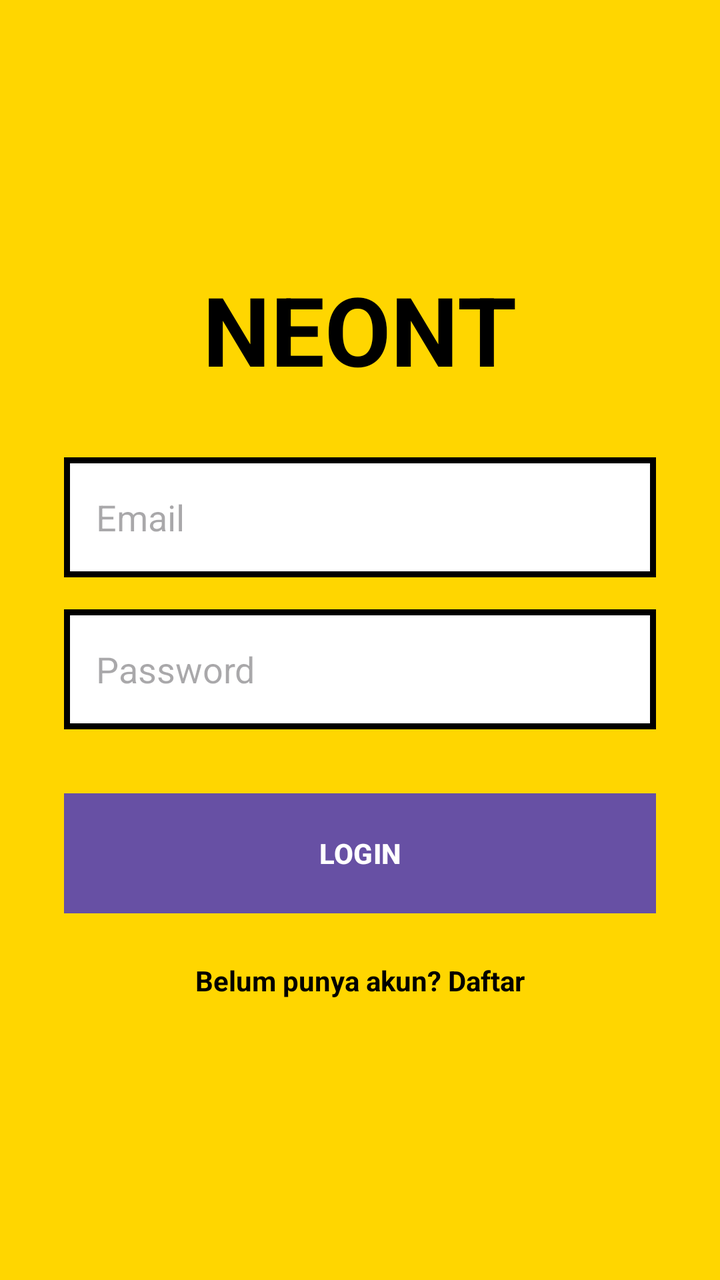
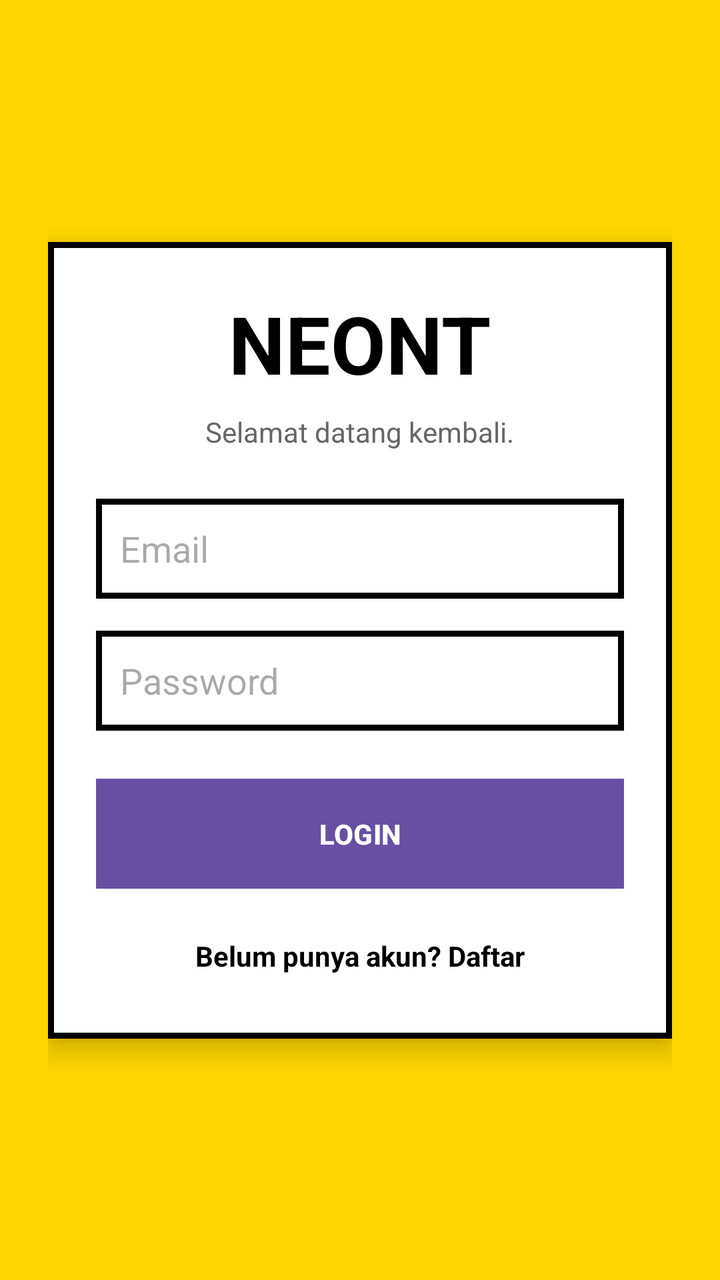

An Android layout rendered at two revisions. The XML below is the earlier revision; the diff shows what the commit changed to produce the second picture.
<!-- AndroidManifest.xml: application theme Theme.Material3.DayNight.NoActionBar -->
<!-- res/layout/activity_main.xml -->
<?xml version="1.0" encoding="utf-8"?>
<LinearLayout xmlns:android="http://schemas.android.com/apk/res/android"
    android:layout_width="match_parent"
    android:layout_height="match_parent"
    android:background="@color/nb_background"
    android:orientation="vertical"
    android:padding="32dp"
    android:gravity="center">

    <TextView
        android:layout_width="wrap_content"
        android:layout_height="wrap_content"
        android:text="NEONT"
        android:textColor="@color/nb_black"
        android:textSize="48sp"
        android:textStyle="bold"
        android:layout_marginBottom="32dp" />

    <EditText
        android:id="@+id/etEmail"
        android:layout_width="match_parent"
        android:layout_height="60dp"
        android:background="@drawable/nb_edittext_bg"
        android:hint="Email"
        android:inputType="textEmailAddress"
        android:padding="16dp"
        android:textColor="@color/nb_black"
        android:layout_marginBottom="16dp"
        android:importantForAutofill="no"
        android:autofillHints="" />

    <EditText
        android:id="@+id/etPassword"
        android:layout_width="match_parent"
        android:layout_height="60dp"
        android:background="@drawable/nb_edittext_bg"
        android:hint="Password"
        android:inputType="textPassword"
        android:padding="16dp"
        android:textColor="@color/nb_black"
        android:layout_marginBottom="32dp"
        android:importantForAutofill="no"
        android:autofillHints="" />

    <Button
        android:id="@+id/btnLogin"
        android:layout_width="match_parent"
        android:layout_height="60dp"
        android:background="@drawable/nb_button_bg"
        android:text="LOGIN"
        android:textColor="@color/nb_white"
        android:textStyle="bold"
        android:layout_marginBottom="16dp" />

    
    <TextView
        android:id="@+id/tvGoToRegister"
        android:layout_width="wrap_content"
        android:layout_height="wrap_content"
        android:text="Belum punya akun? Daftar"
        android:textColor="@color/nb_black"
        android:textStyle="bold"
        android:padding="8dp" />

</LinearLayout>
<!-- resources referenced by this layout -->
<resources>
  <color name="nb_background">#FFD600</color>
  <color name="nb_black">#000000</color>
  <color name="nb_white">#FFFFFF</color>
  <!-- drawable nb_button_bg (drawable) -->
  <?xml version="1.0" encoding="utf-8"?>
  <shape xmlns:android="http://schemas.android.com/apk/res/android">
      <solid android:color="@color/nb_black" />
      <stroke android:width="3dp" android:color="@color/nb_black" />
      <corners android:radius="0dp" />
  </shape>
  <!-- drawable nb_edittext_bg (drawable) -->
  <?xml version="1.0" encoding="utf-8"?>
  <shape xmlns:android="http://schemas.android.com/apk/res/android">
      <solid android:color="@color/nb_white" />
      <stroke android:width="3dp" android:color="@color/nb_black" />
      <corners android:radius="0dp" />
  </shape>
</resources>

<!-- the commit's change to res/layout/activity_main.xml (unified diff, before → after) -->
@@ -1,65 +1,86 @@
 <?xml version="1.0" encoding="utf-8"?>
-<LinearLayout xmlns:android="http://schemas.android.com/apk/res/android"
+<androidx.constraintlayout.widget.ConstraintLayout xmlns:android="http://schemas.android.com/apk/res/android"
+    xmlns:app="http://schemas.android.com/apk/res-auto"
     android:layout_width="match_parent"
     android:layout_height="match_parent"
     android:background="@color/nb_background"
-    android:orientation="vertical"
-    android:padding="32dp"
-    android:gravity="center">
+    android:padding="24dp">
 
-    <TextView
-        android:layout_width="wrap_content"
+    <LinearLayout
+        android:id="@+id/loginBox"
+        android:layout_width="match_parent"
         android:layout_height="wrap_content"
-        android:text="NEONT"
-        android:textColor="@color/nb_black"
-        android:textSize="48sp"
-        android:textStyle="bold"
-        android:layout_marginBottom="32dp" />
+        android:background="@drawable/nb_edittext_bg"
+        android:orientation="vertical"
+        android:padding="24dp"
+        android:elevation="8dp"
+        app:layout_constraintBottom_toBottomOf="parent"
+        app:layout_constraintTop_toTopOf="parent">
 
-    <EditText
-        android:id="@+id/etEmail"
-        android:layout_width="match_parent"
-        android:layout_height="60dp"
-        android:background="@drawable/nb_edittext_bg"
-        android:hint="Email"
-        android:inputType="textEmailAddress"
-        android:padding="16dp"
-        android:textColor="@color/nb_black"
-        android:layout_marginBottom="16dp"
-        android:importantForAutofill="no"
-        android:autofillHints="" />
+        <TextView
+            android:layout_width="wrap_content"
+            android:layout_height="wrap_content"
+            android:layout_gravity="center"
+            android:text="NEONT"
+            android:textColor="@color/nb_black"
+            android:textSize="40sp"
+            android:textStyle="bold"
+            android:layout_marginBottom="8dp" />
 
-    <EditText
-        android:id="@+id/etPassword"
-        android:layout_width="match_parent"
-        android:layout_height="60dp"
-        android:background="@drawable/nb_edittext_bg"
-        android:hint="Password"
-        android:inputType="textPassword"
-        android:padding="16dp"
-        android:textColor="@color/nb_black"
-        android:layout_marginBottom="32dp"
-        android:importantForAutofill="no"
-        android:autofillHints="" />
+        <TextView
+            android:layout_width="wrap_content"
+            android:layout_height="wrap_content"
+            android:layout_gravity="center"
+            android:text="Selamat datang kembali."
+            android:textColor="#666666"
+            android:layout_marginBottom="24dp" />
 
-    <Button
-        android:id="@+id/btnLogin"
-        android:layout_width="match_parent"
-        android:layout_height="60dp"
-        android:background="@drawable/nb_button_bg"
-        android:text="LOGIN"
-        android:textColor="@color/nb_white"
-        android:textStyle="bold"
-        android:layout_marginBottom="16dp" />
+        <EditText
+            android:id="@+id/etEmail"
+            android:layout_width="match_parent"
+            android:layout_height="50dp"
+            android:background="@drawable/nb_edittext_bg"
+            android:hint="Email"
+            android:inputType="textEmailAddress"
+            android:padding="12dp"
+            android:textColor="@color/nb_black"
+            android:layout_marginBottom="16dp"
+            android:importantForAutofill="no"
+            android:autofillHints="" />
 
-    
-    <TextView
-        android:id="@+id/tvGoToRegister"
-        android:layout_width="wrap_content"
-        android:layout_height="wrap_content"
-        android:text="Belum punya akun? Daftar"
-        android:textColor="@color/nb_black"
-        android:textStyle="bold"
-        android:padding="8dp" />
+        <EditText
+            android:id="@+id/etPassword"
+            android:layout_width="match_parent"
+            android:layout_height="50dp"
+            android:background="@drawable/nb_edittext_bg"
+            android:hint="Password"
+            android:inputType="textPassword"
+            android:padding="12dp"
+            android:textColor="@color/nb_black"
+            android:layout_marginBottom="24dp"
+            android:importantForAutofill="no"
+            android:autofillHints="" />
 
-</LinearLayout>
+        <Button
+            android:id="@+id/btnLogin"
+            android:layout_width="match_parent"
+            android:layout_height="55dp"
+            android:background="@drawable/nb_button_bg"
+            android:text="LOGIN"
+            android:textColor="@color/nb_white"
+            android:textStyle="bold"
+            android:layout_marginBottom="16dp" />
+
+        <TextView
+            android:id="@+id/tvGoToRegister"
+            android:layout_width="wrap_content"
+            android:layout_height="wrap_content"
+            android:layout_gravity="center"
+            android:text="Belum punya akun? Daftar"
+            android:textColor="@color/nb_black"
+            android:textStyle="bold"
+            android:padding="8dp" />
+
+    </LinearLayout>
+
+</androidx.constraintlayout.widget.ConstraintLayout>
